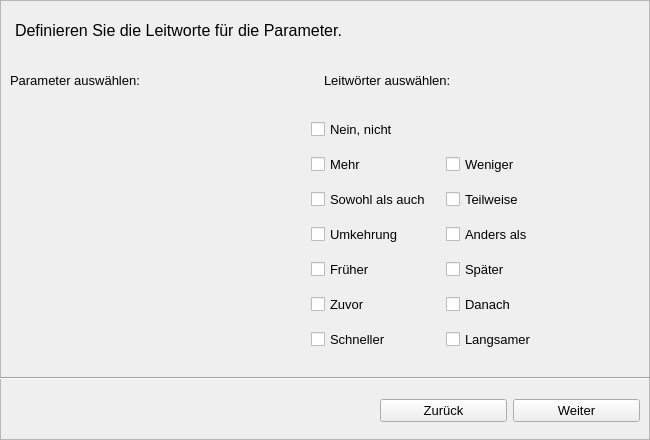
Qt form Code/wizard_2.ui (MSPietsch/HMI) before a commit.
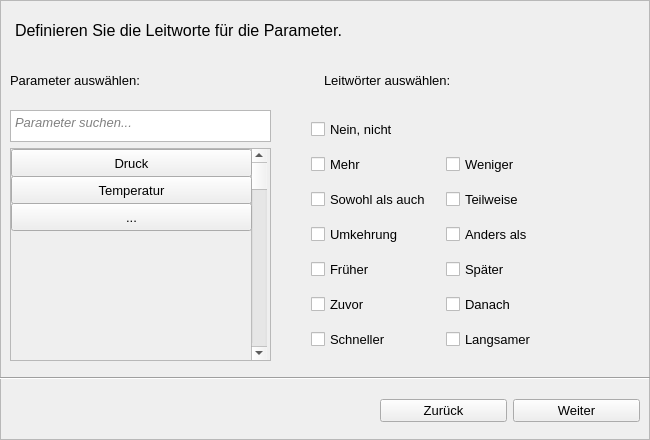
The same form after that commit.

Commit message: Wizard Fenster funktionieren jetzt

What changed in the file:
```diff
--- a/Code/wizard_2.ui
+++ b/Code/wizard_2.ui
@@ -65,7 +65,121 @@
       <height>251</height>
      </rect>
     </property>
-    <layout class="QVBoxLayout" name="verticalLayout_3"/>
+    <layout class="QVBoxLayout" name="verticalLayout_3">
+     <item>
+      <widget class="QTextEdit" name="textEdit">
+       <property name="maximumSize">
+        <size>
+         <width>16777215</width>
+         <height>32</height>
+        </size>
+       </property>
+       <property name="html">
+        <string>&lt;!DOCTYPE HTML PUBLIC &quot;-//W3C//DTD HTML 4.0//EN&quot; &quot;http://www.w3.org/TR/REC-html40/strict.dtd&quot;&gt;
+&lt;html&gt;&lt;head&gt;&lt;meta name=&quot;qrichtext&quot; content=&quot;1&quot; /&gt;&lt;style type=&quot;text/css&quot;&gt;
+p, li { white-space: pre-wrap; }
+&lt;/style&gt;&lt;/head&gt;&lt;body style=&quot; font-family:'MS Shell Dlg 2'; font-size:10pt; font-weight:400; font-style:normal;&quot;&gt;
+&lt;p style=&quot; margin-top:0px; margin-bottom:0px; margin-left:0px; margin-right:0px; -qt-block-indent:0; text-indent:0px;&quot;&gt;&lt;span style=&quot; font-family:'MS Shell Dlg 2'; font-style:italic; color:#818181;&quot;&gt;Parameter suchen...&lt;/span&gt;&lt;/p&gt;&lt;/body&gt;&lt;/html&gt;</string>
+       </property>
+      </widget>
+     </item>
+     <item>
+      <widget class="QScrollArea" name="scrollArea">
+       <property name="widgetResizable">
+        <bool>true</bool>
+       </property>
+       <widget class="QWidget" name="scrollAreaWidgetContents_2">
+        <property name="geometry">
+         <rect>
+          <x>0</x>
+          <y>0</y>
+          <width>257</width>
+          <height>208</height>
+         </rect>
+        </property>
+        <widget class="QScrollBar" name="verticalScrollBar">
+         <property name="geometry">
+          <rect>
+           <x>240</x>
+           <y>0</y>
+           <width>16</width>
+           <height>211</height>
+          </rect>
+         </property>
+         <property name="orientation">
+          <enum>Qt::Vertical</enum>
+         </property>
+        </widget>
+        <widget class="QPushButton" name="pushButton">
+         <property name="geometry">
+          <rect>
+           <x>0</x>
+           <y>0</y>
+           <width>241</width>
+           <height>28</height>
+          </rect>
+         </property>
+         <property name="focusPolicy">
+          <enum>Qt::ClickFocus</enum>
+         </property>
+         <property name="text">
+          <string>Druck</string>
+         </property>
+         <property name="checkable">
+          <bool>true</bool>
+         </property>
+         <property name="autoExclusive">
+          <bool>true</bool>
+         </property>
+         <property name="default">
+          <bool>false</bool>
+         </property>
+         <property name="flat">
+          <bool>false</bool>
+         </property>
+        </widget>
+        <widget class="QPushButton" name="pushButton_2">
+         <property name="geometry">
+          <rect>
+           <x>0</x>
+           <y>27</y>
+           <width>241</width>
+           <height>28</height>
+          </rect>
+         </property>
+         <property name="text">
+          <string>Temperatur</string>
+         </property>
+         <property name="checkable">
+          <bool>true</bool>
+         </property>
+         <property name="autoExclusive">
+          <bool>true</bool>
+         </property>
+        </widget>
+        <widget class="QPushButton" name="pushButton_3">
+         <property name="geometry">
+          <rect>
+           <x>0</x>
+           <y>54</y>
+           <width>241</width>
+           <height>28</height>
+          </rect>
+         </property>
+         <property name="text">
+          <string>...</string>
+         </property>
+         <property name="checkable">
+          <bool>true</bool>
+         </property>
+         <property name="autoExclusive">
+          <bool>true</bool>
+         </property>
+        </widget>
+       </widget>
+      </widget>
+     </item>
+    </layout>
    </widget>
    <widget class="QWidget" name="gridLayoutWidget">
     <property name="geometry">
```
The commit also changes 2 other files.
